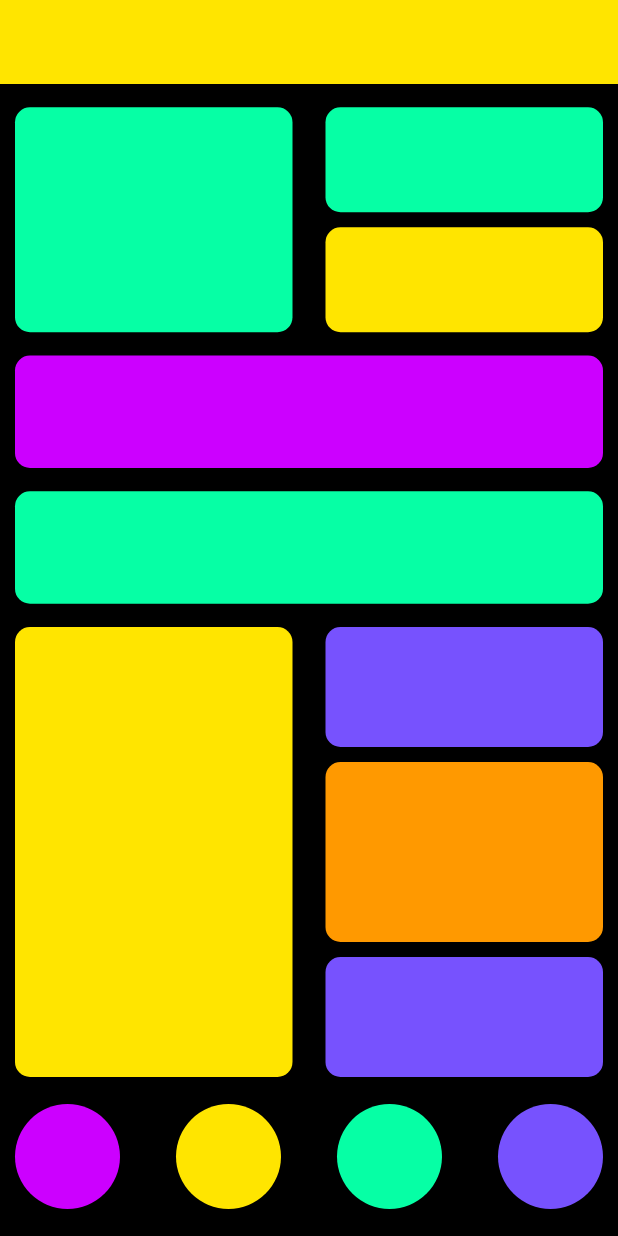
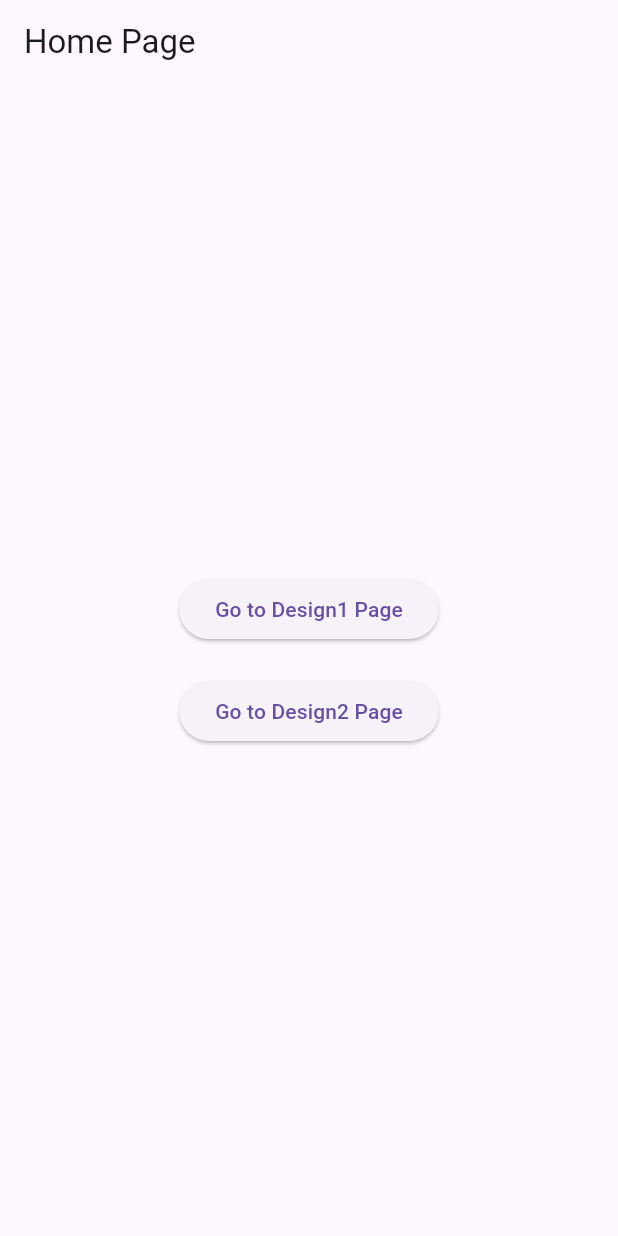
Before and after one commit to Sameemadhu16/Sample_Flutter_Apps, a Flutter app: the screen it shows after launch, on a phone screen of 412 x 824 dp. Run offline on Flutter 3.47's test engine with Material 3 defaults, Android fonts, the light colour scheme and no system bars.

Commit message:
create layout design2

```diff
--- a/layout_design/lib/main.dart
+++ b/layout_design/lib/main.dart
@@ -1,11 +1,60 @@
 import 'package:flutter/material.dart';
+import 'package:layout_design/design2.dart';
+// Import the Design1Page
 
 void main() {
-  runApp(const MyApp());
+  runApp(MyApp());
 }
 
 class MyApp extends StatelessWidget {
-  const MyApp({super.key});
+  @override
+  Widget build(BuildContext context) {
+    return MaterialApp(
+      debugShowCheckedModeBanner: false,
+      home: HomePage(),
+      routes: {
+        '/design1': (context) => Design1Page(),
+        '/design2': (context) => Design2Page(),
+      },
+    );
+  }
+}
+
+class HomePage extends StatelessWidget {
+  @override
+  Widget build(BuildContext context) {
+    return SafeArea(
+      child: Scaffold(
+        appBar: AppBar(
+          title: Text('Home Page'),
+        ),
+        body: Center(
+          child: Column(
+            mainAxisAlignment: MainAxisAlignment.center,
+            children: [
+              ElevatedButton(
+                onPressed: () {
+                  Navigator.pushNamed(context, '/design1');
+                },
+                child: Text('Go to Design1 Page'),
+              ),
+              SizedBox(height: 20),
+              ElevatedButton(
+                onPressed: () {
+                  Navigator.pushNamed(context, '/design2');
+                },
+                child: Text('Go to Design2 Page'),
+              ),
+            ],
+          ),
+        ),
+      ),
+    );
+  }
+}
+
+class Design1Page extends StatelessWidget {
+  const Design1Page({super.key});
 
   final double borderRadius = 10;
   final double circleWidthAndHeight = 70;
@@ -14,10 +63,7 @@ class MyApp extends StatelessWidget {
 
   @override
   Widget build(BuildContext context) {
-    return MaterialApp(
-      title: "Layout 4 design",
-      debugShowCheckedModeBanner: false,
-      home: SafeArea(
+    return SafeArea(
       child: Scaffold(
         backgroundColor: Colors.black,
         appBar: AppBar(
@@ -170,7 +216,6 @@ class MyApp extends StatelessWidget {
           ),
         ),
       ),
-      ),
     );
   }
 }
```
Also changed, not shown: layout_design/lib/design2.dart (added, +51 -0 lines), 1 other file. Lines whose indentation alone changed are shown as unchanged.
